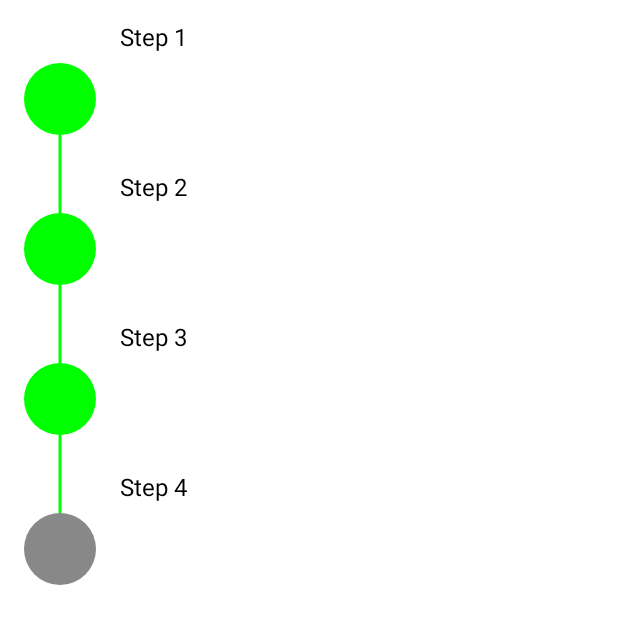
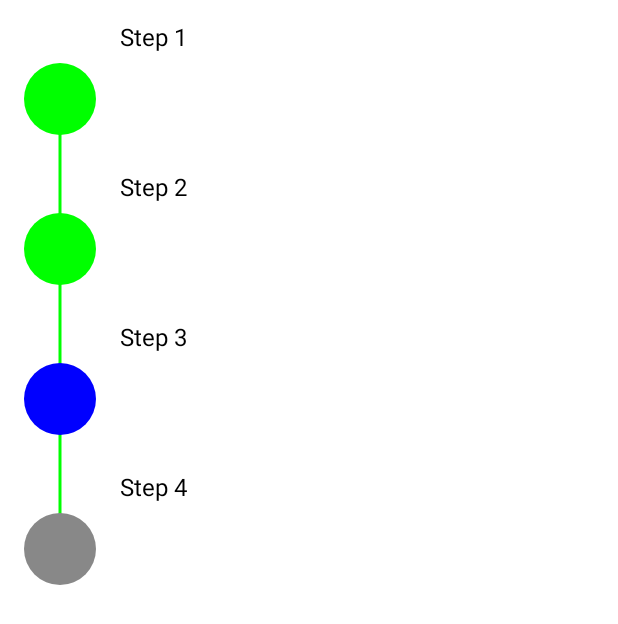
Before and after one commit to behnawwm/Stepper-Compose, an Android app built with Jetpack Compose: the screen it shows after launch (MainActivity), on a phone screen of 412 x 824 dp. Shown: the top 624 px of the screen. Run offline under Robolectric (Android 15) with nearby library versions, the phone set to English and light mode, and no system bars.

Commit message:
Added ProgressStatus

```diff
--- a/app/src/main/java/com/behnawwm/stepper_compose/MainActivity.kt
+++ b/app/src/main/java/com/behnawwm/stepper_compose/MainActivity.kt
@@ -11,6 +11,7 @@ import androidx.compose.ui.graphics.Color
 import com.behnawwm.stepper_compose.stepper.data.StepData
 import com.behnawwm.stepper_compose.stepper.Stepper
 import com.behnawwm.stepper_compose.stepper.data.LineStatus
+import com.behnawwm.stepper_compose.stepper.data.ProgressStatus
 import com.behnawwm.stepper_compose.ui.theme.SteppercomposeTheme
 
 class MainActivity : ComponentActivity() {
@@ -25,10 +26,10 @@ class MainActivity : ComponentActivity() {
                 ) {
                     Stepper(
                         steps = listOf(
-                            StepData("Step 1", LineStatus.Start),
-                            StepData("Step 2", LineStatus.Middle),
-                            StepData("Step 3", LineStatus.Middle),
-                            StepData("Step 4", LineStatus.End),
+                            StepData("Step 1", LineStatus.Start, ProgressStatus.Done),
+                            StepData("Step 2", LineStatus.Middle, ProgressStatus.Done),
+                            StepData("Step 3", LineStatus.Middle, ProgressStatus.InProgress),
+                            StepData("Step 4", LineStatus.End, ProgressStatus.Remaining),
                         ),
                         modifier = Modifier.fillMaxSize()
                     )
--- a/app/src/main/java/com/behnawwm/stepper_compose/stepper/StepIcon.kt
+++ b/app/src/main/java/com/behnawwm/stepper_compose/stepper/StepIcon.kt
@@ -2,6 +2,7 @@ package com.behnawwm.stepper_compose.stepper
 
 import androidx.compose.foundation.background
 import androidx.compose.foundation.layout.Box
+import androidx.compose.foundation.layout.Column
 import androidx.compose.foundation.layout.size
 import androidx.compose.foundation.shape.CircleShape
 import androidx.compose.runtime.Composable
@@ -12,18 +13,19 @@ import androidx.compose.ui.tooling.preview.Preview
 import androidx.compose.ui.unit.dp
 import com.behnawwm.stepper_compose.stepper.data.Constants.IconSize
 import com.behnawwm.stepper_compose.stepper.data.LineStatus
+import com.behnawwm.stepper_compose.stepper.data.ProgressStatus
 
 @Composable
-fun StepIcon(lineStatus: LineStatus) {
-    when (lineStatus) {
-        LineStatus.End -> StepIconInactive()
-        LineStatus.Middle -> StepIconActive()
-        LineStatus.Start -> StepIconActive()
+fun StepIcon(progressStatus: ProgressStatus) {
+    when (progressStatus) {
+        is ProgressStatus.Done -> DoneStepIcon()
+        is ProgressStatus.InProgress -> InProgressStepIcon()
+        is ProgressStatus.Remaining -> RemainingStepIcon()
     }
 }
 
 @Composable
-fun StepIconActive(modifier: Modifier = Modifier) {
+fun DoneStepIcon(modifier: Modifier = Modifier) {
     Box(
         modifier = modifier
             .size(IconSize.dp)
@@ -33,7 +35,17 @@ fun StepIconActive(modifier: Modifier = Modifier) {
 }
 
 @Composable
-fun StepIconInactive(modifier: Modifier = Modifier) {
+fun InProgressStepIcon(modifier: Modifier = Modifier) {
+    Box(
+        modifier = modifier
+            .size(IconSize.dp)
+            .clip(CircleShape)
+            .background(Color.Blue)
+    )
+}
+
+@Composable
+fun RemainingStepIcon(modifier: Modifier = Modifier) {
     Box(
         modifier = modifier
             .size(48.dp)
@@ -46,5 +58,9 @@ fun StepIconInactive(modifier: Modifier = Modifier) {
 @Preview
 @Composable
 fun StepIconPreview() {
-    StepIcon(LineStatus.Start)
+    Column {
+        StepIcon(ProgressStatus.Done)
+        StepIcon(ProgressStatus.InProgress)
+        StepIcon(ProgressStatus.Remaining)
+    }
 }
--- /dev/null
+++ b/app/src/main/java/com/behnawwm/stepper_compose/stepper/data/ProgressStatus.kt
@@ -0,0 +1,7 @@
+package com.behnawwm.stepper_compose.stepper.data
+
+sealed interface ProgressStatus {
+    object Done : ProgressStatus
+    object InProgress : ProgressStatus
+    object Remaining : ProgressStatus
+}
--- a/app/src/main/java/com/behnawwm/stepper_compose/stepper/data/StepData.kt
+++ b/app/src/main/java/com/behnawwm/stepper_compose/stepper/data/StepData.kt
@@ -2,5 +2,6 @@ package com.behnawwm.stepper_compose.stepper.data
 
 data class StepData(
     val title: String,
-    val lineStatus: LineStatus
+    val lineStatus: LineStatus,
+    val progressStatus : ProgressStatus
 )
```
Also changed, not shown: app/src/main/java/com/behnawwm/stepper_compose/stepper/Step.kt (+7 -4 lines), app/src/main/java/com/behnawwm/stepper_compose/stepper/Stepper.kt (+5 -14 lines).
